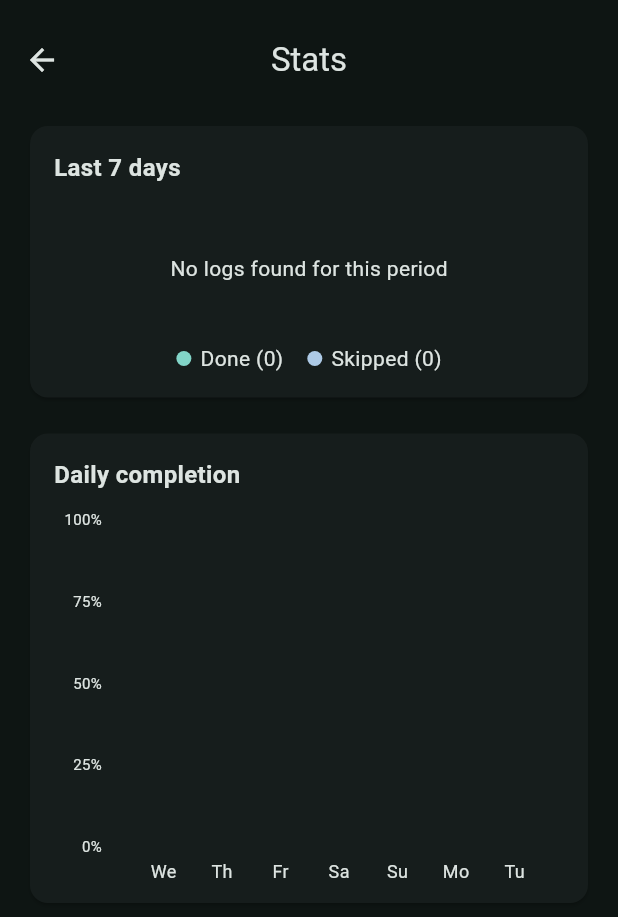
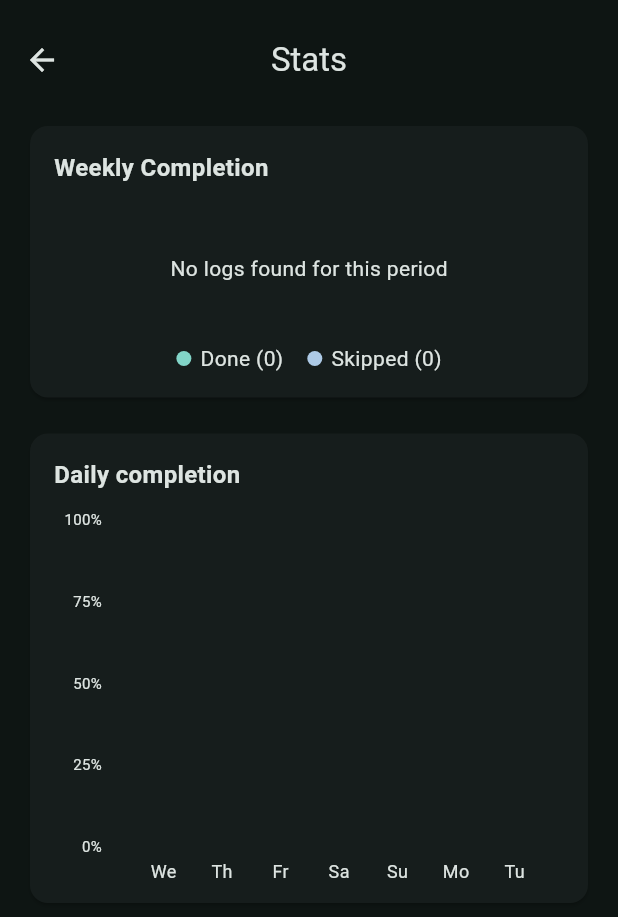
Before and after one commit to Posado-Sebastian/daily_tasks, a Flutter app: the Stats screen opened directly, on a phone screen of 412 x 824 dp. Shown: the top 917 px of the screen. Run offline on Flutter 3.47's test engine with Material 3 defaults, Android fonts, the phone set to English and light mode, and no system bars; drawn by our look-alikes of fl_chart; our stand-ins replace sqflite; accounts and stored records are empty.

Commit message:
chart change and edit tasks days fix

```diff
--- a/lib/charts/weekly_donut_chart.dart
+++ b/lib/charts/weekly_donut_chart.dart
@@ -51,7 +51,7 @@ class WeeklyDonutChart extends StatelessWidget {
           crossAxisAlignment: CrossAxisAlignment.start,
           children: [
             const Text(
-              'Last 7 days',
+              'Weekly Completion',
               style: TextStyle(fontSize: 16, fontWeight: FontWeight.w600),
             ),
             const SizedBox(height: 18),
```
Also changed, not shown: lib/bottomsheet.dart (+15 -1 lines).
